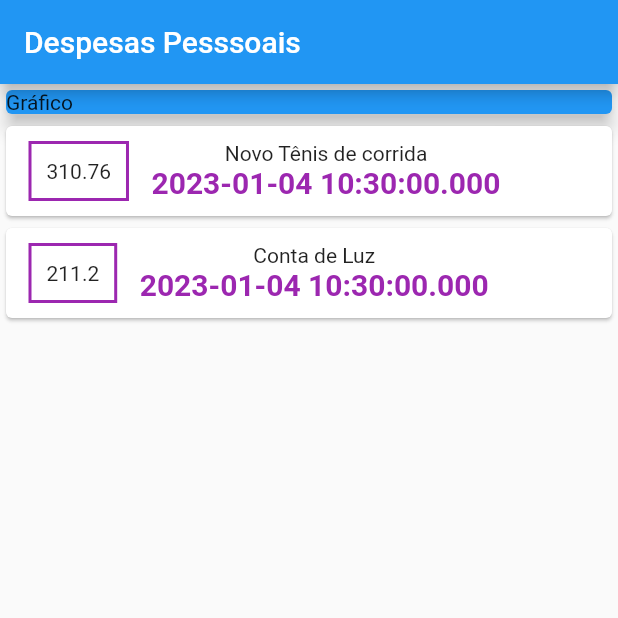
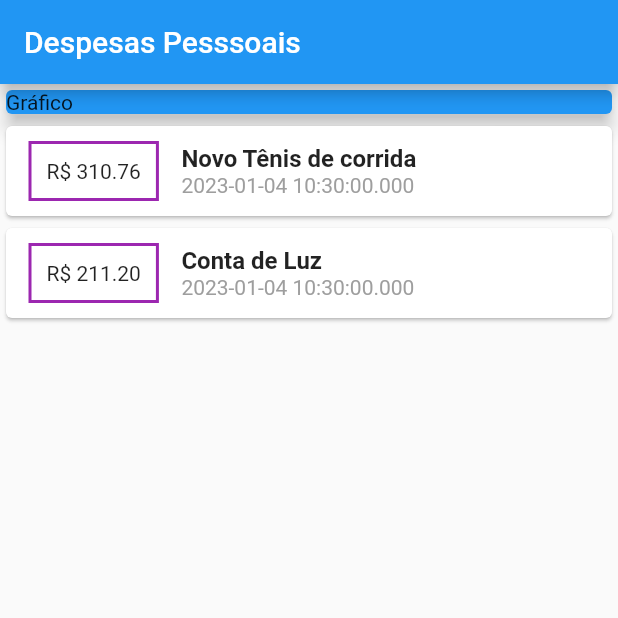
Before and after one commit to fercguerra/despesas_pessoais, a Flutter app: the screen it shows after launch, on a phone screen of 412 x 824 dp, the top half of it. Run offline on Flutter 3.47's test engine with Material 2 defaults, Android fonts, the phone set to English and light mode, and no system bars.

Commit message:
Interpolação

```diff
--- a/lib/main.dart
+++ b/lib/main.dart
@@ -63,17 +63,24 @@ class MyHomepage extends StatelessWidget {
                       ),
                     ),
                     padding: EdgeInsets.all(10),
-                    child: Text(tr.value.toString()),
+                    child: Text(
+                      'R\$ ${tr.value.toStringAsFixed(2)}',
+                    ),
                   ),
                   Column(
+                    crossAxisAlignment: CrossAxisAlignment.start,
                     children: [
-                      Text(tr.title),
+                      Text(
+                        tr.title,
+                        style: TextStyle(
+                          fontWeight: FontWeight.bold,
+                          fontSize: 16,
+                        ),
+                      ),
                       Text(
                         tr.date.toString(),
                         style: TextStyle(
-                          fontWeight: FontWeight.bold,
-                          fontSize: 20,
-                          color: Colors.purple,
+                          color: Colors.grey,
                         ),
                       ),
                     ],
```
